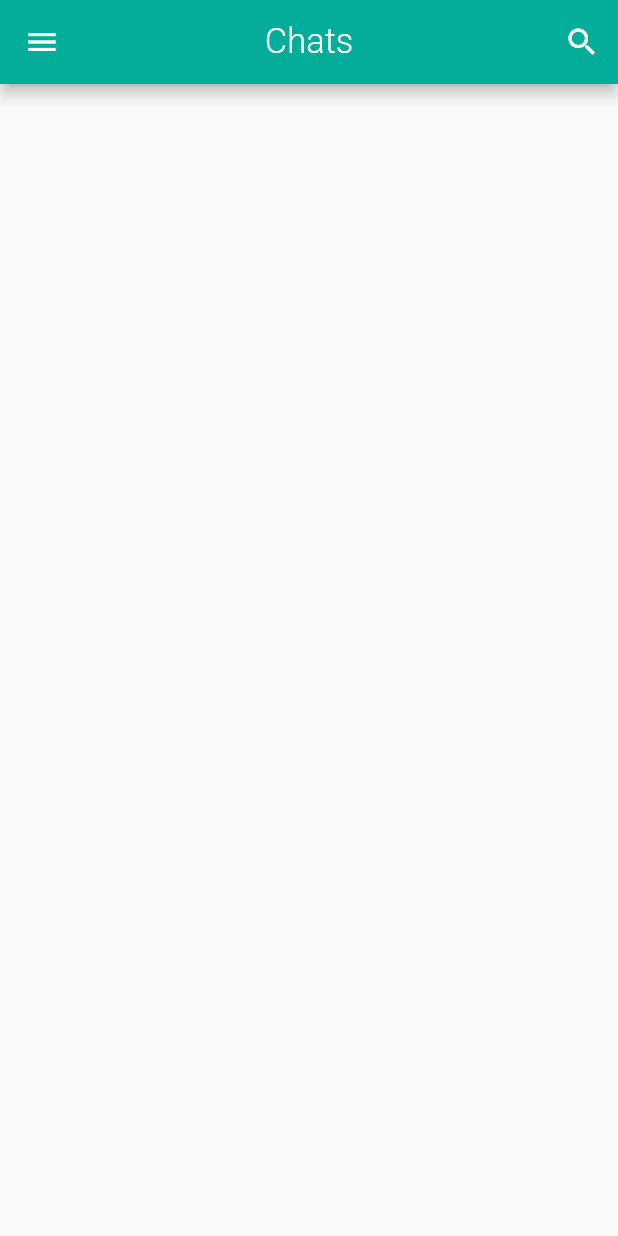
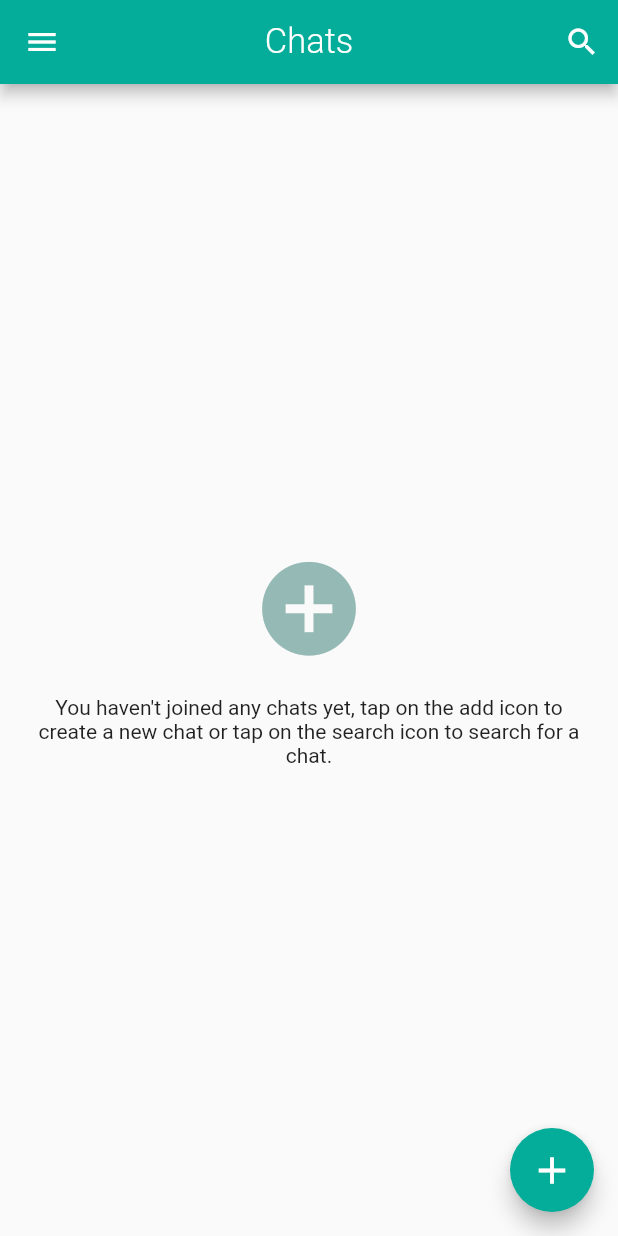
Before and after one commit to Jaja-Chang/Flutter_Chat_App, a Flutter app: the HomePage screen opened directly, on a phone screen of 412 x 824 dp. Run offline on Flutter 3.47's test engine with Material 2 defaults, Android fonts, the phone set to English and light mode, and no system bars; our stand-ins replace cloud_firestore, firebase_auth, firebase_core, shared_preferences; accounts and stored records are empty.

Commit message:
Message to show if there is no chat

```diff
--- a/flutter_chatapp/lib/main.dart
+++ b/flutter_chatapp/lib/main.dart
@@ -1,7 +1,6 @@
 import 'package:firebase_core/firebase_core.dart';
 import 'package:flutter/material.dart';
 import 'package:flutter/foundation.dart';
-import 'package:flutter/semantics.dart';
 import 'package:flutter_chatapp/helper/helper_function.dart';
 import 'package:flutter_chatapp/pages/home_page.dart';
 import 'package:flutter_chatapp/shared/constants.dart';
--- a/flutter_chatapp/lib/pages/home_page.dart
+++ b/flutter_chatapp/lib/pages/home_page.dart
@@ -1,9 +1,12 @@
+import 'package:firebase_auth/firebase_auth.dart';
+import 'package:firebase_core/firebase_core.dart';
 import 'package:flutter/material.dart';
 import 'package:flutter_chatapp/helper/helper_function.dart';
 import 'package:flutter_chatapp/pages/auth/login_page.dart';
 import 'package:flutter_chatapp/pages/auth/profile_page.dart';
 import 'package:flutter_chatapp/pages/search_page.dart';
 import 'package:flutter_chatapp/service/auth_service.dart';
+import 'package:flutter_chatapp/service/database_service.dart';
 import 'package:flutter_chatapp/widgets/widgets.dart';
 
 class HomePage extends StatefulWidget {
@@ -17,6 +20,7 @@ class _HomePageState extends State<HomePage> {
   String userName = "";
   String email = "";
   AuthService authService = AuthService();
+  Stream? groups;
 
   @override
   void initState() {
@@ -42,6 +46,15 @@ class _HomePageState extends State<HomePage> {
       } else {
         print("Something went wrong! Can't get user name from SF.");
       }
+    });
+
+    // getting the lsit of snapshots in the steam
+    await DatabaseService(uid: FirebaseAuth.instance.currentUser!.uid)
+        .getUserGroup()
+        .then((snapshot) {
+      setState(() {
+        groups = snapshot;
+      });
     });
   }
 
@@ -168,6 +181,68 @@ class _HomePageState extends State<HomePage> {
           ],
         ),
       ),
+      body: groupList(),
+      floatingActionButton: FloatingActionButton(
+        onPressed: () {
+          popUpDialog(context);
+        },
+        backgroundColor: Theme.of(context).primaryColor,
+        child: const Icon(
+          Icons.add,
+          size: 30,
+        ),
+      ),
     );
   }
+
+  popUpDialog(BuildContext context) {}
+
+  groupList() {
+    return StreamBuilder(
+      stream: groups,
+      builder: (context, AsyncSnapshot snapshot) {
+        // make some checks
+        if (snapshot.hasData) {
+          if (snapshot.data['groups'] != null &&
+              snapshot.data['groups'].length != 0) {
+            return const Text("HELLOOOO");
+          }
+          return noGroupWidget();
+        }
+        return const Center(
+          child: CircularProgressIndicator(
+            color: Color.fromARGB(255, 4, 173, 153),
+          ),
+        );
+      },
+    );
+  }
+
+  noGroupWidget() {
+    return Container(
+        padding: const EdgeInsets.symmetric(horizontal: 25),
+        child: Column(
+          mainAxisAlignment: MainAxisAlignment.center,
+          crossAxisAlignment: CrossAxisAlignment.center,
+          children: [
+            GestureDetector(
+              onTap: () {
+                popUpDialog(context);
+              },
+              child: const Icon(
+                Icons.add_circle,
+                color: Color.fromARGB(255, 149, 185, 181),
+                size: 75,
+              ),
+            ),
+            const SizedBox(
+              height: 20,
+            ),
+            const Text(
+              "You haven't joined any chats yet, tap on the add icon to create a new chat or tap on the search icon to search for a chat.",
+              textAlign: TextAlign.center,
+            )
+          ],
+        ));
+  }
 }
--- a/flutter_chatapp/lib/service/database_service.dart
+++ b/flutter_chatapp/lib/service/database_service.dart
@@ -9,7 +9,7 @@ class DatabaseService {
   final CollectionReference userCollection =
       FirebaseFirestore.instance.collection("users");
 
-  final CollectionReference GroupCollection =
+  final CollectionReference groupCollection =
       FirebaseFirestore.instance.collection("groups");
 
   // updating the user data
@@ -17,7 +17,7 @@ class DatabaseService {
     return await userCollection.doc(uid).set({
       "fullName": fullName,
       "email": email,
-      "group": [],
+      "groups": [],
       "profilePic": "",
       "uid": uid,
     });
@@ -29,4 +29,9 @@ class DatabaseService {
         await userCollection.where("email", isEqualTo: email).get();
     return snapshot;
   }
+
+  // getting user groups (chats)
+  getUserGroup() async {
+    return userCollection.doc(uid).snapshots();
+  }
 }
--- a/flutter_chatapp/lib/shared/constants.dart
+++ b/flutter_chatapp/lib/shared/constants.dart
@@ -5,5 +5,5 @@ class Constants {
   static String apiKey = "AIzaSyDY8vpTjPaxZME0XH8FlDUp8H11cNW-bbE";
   static String messagingSenderId = "279509278263";
   static String projectId = "flutter-chatapp-9aa14";
-  final primaryColor = Color.fromARGB(255, 4, 173, 153);
+  final primaryColor = const Color.fromARGB(255, 4, 173, 153);
 }
```
